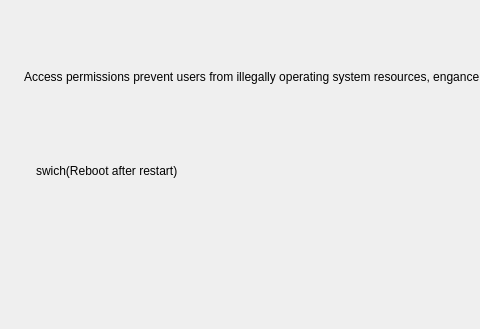
First picture: the form in src/ui/tool-box/access-control/access-control-page.ui, repository openeuler-mirror/ks-ssr, before the edit; both pictures show x 0 to 480 and y 0 to 329 of the 925 by 329 pixel window.
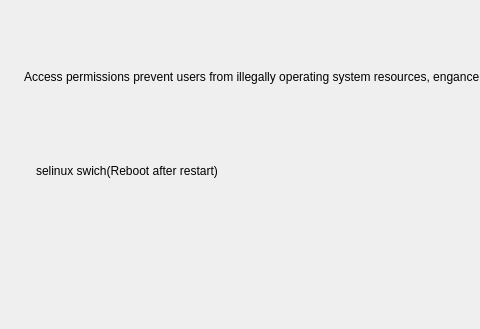
Second picture: the form after the edit. Custom widgets are drawn as their Qt base class.

Diff of the .ui file:
```diff
--- a/src/ui/tool-box/access-control/access-control-page.ui
+++ b/src/ui/tool-box/access-control/access-control-page.ui
@@ -95,7 +95,7 @@
       <item>
        <widget class="QLabel" name="label_2">
         <property name="text">
-         <string>swich(Reboot after restart)</string>
+         <string>selinux swich(Reboot after restart)</string>
         </property>
        </widget>
       </item>
```
